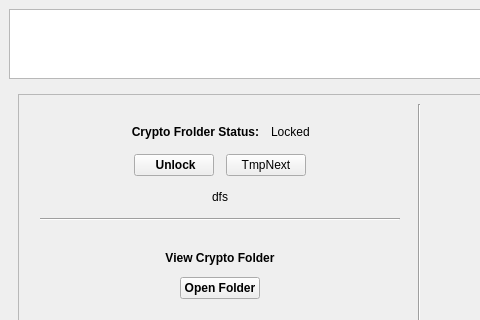
The window that pcloudwindow.ui (pcloudcom/psyncgui) describes before a commit, drawn with Qt 5; both pictures show x 0 to 480 and y 0 to 320 of the 838 by 507 pixel window.
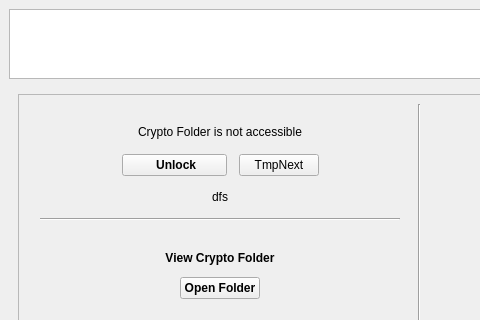
The same window after the commit. The open tabs and pages were chosen to show the change. Icons and pictures are not drawn.

```diff
--- a/pcloudwindow.ui
+++ b/pcloudwindow.ui
@@ -1754,20 +1754,10 @@
                        </property>
                       </spacer>
                      </item>
-                     <item>
-                      <widget class="QLabel" name="label_23">
-                       <property name="text">
-                        <string>&lt;html&gt;&lt;head/&gt;&lt;body&gt;&lt;p&gt;&lt;span style=&quot; font-weight:600;&quot;&gt;Crypto Frolder Status:&lt;/span&gt;&lt;/p&gt;&lt;/body&gt;&lt;/html&gt;</string>
-                       </property>
-                       <property name="alignment">
-                        <set>Qt::AlignRight|Qt::AlignTrailing|Qt::AlignVCenter</set>
-                       </property>
-                      </widget>
-                     </item>
                      <item>
                       <widget class="QLabel" name="label_cryptoStatus">
                        <property name="text">
-                        <string>Locked</string>
+                        <string>Crypto Folder is not accessible</string>
                        </property>
                       </widget>
                      </item>
@@ -1809,6 +1799,12 @@
                      </item>
                      <item>
                       <widget class="QPushButton" name="btnCryptoManageFldr">
+                       <property name="minimumSize">
+                        <size>
+                         <width>105</width>
+                         <height>0</height>
+                        </size>
+                       </property>
                        <property name="font">
                         <font>
                          <weight>75</weight>
```
Left out of the diff: 7 changed lines with no effect on the pictures.
